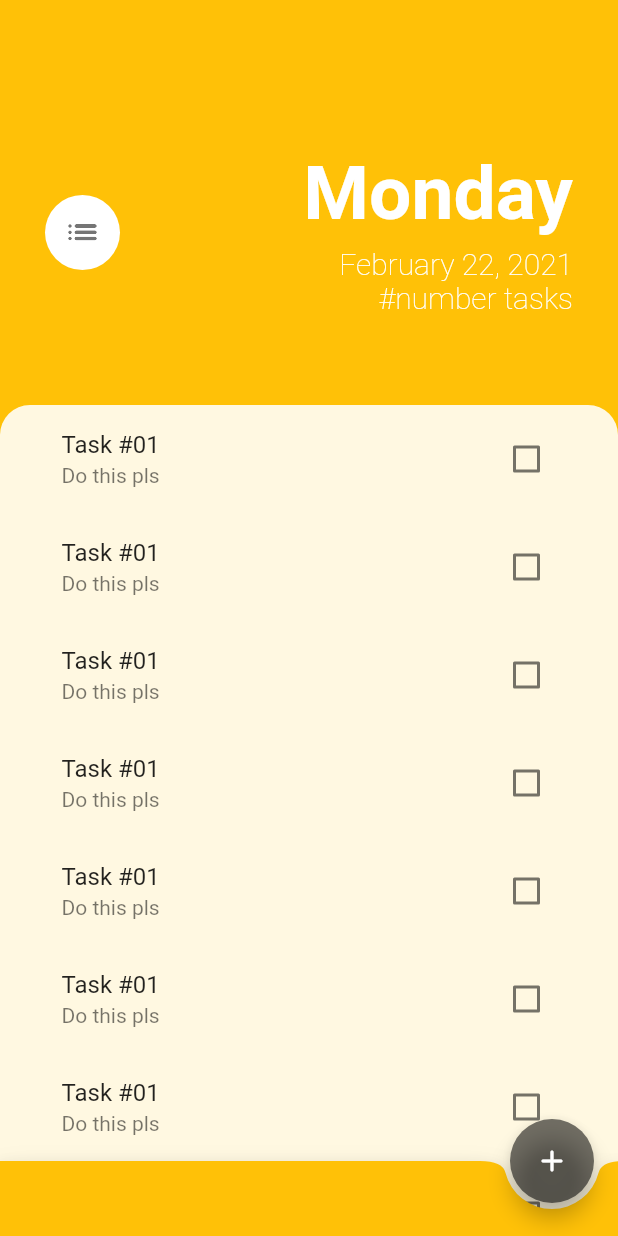
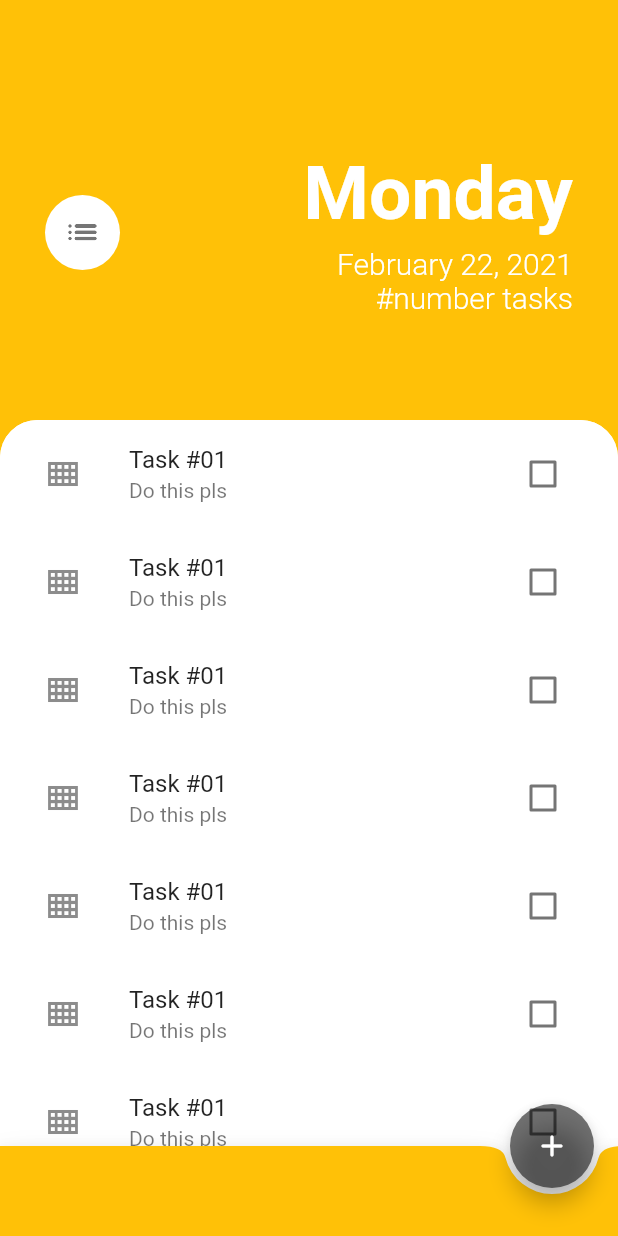
Before and after one commit to nox-machina/flutter_labs_tasks, a Flutter app: the screen it shows after launch, on a phone screen of 412 x 824 dp. Run offline on Flutter 3.47's test engine with Material 2 defaults, Android fonts, the phone set to English and light mode, and no system bars.

Commit message:
layout clipping bug fixes

```diff
--- a/lib/main.dart
+++ b/lib/main.dart
@@ -9,7 +9,6 @@ class MyApp extends StatelessWidget {
   @override
   Widget build(BuildContext context) {
     return MaterialApp(
-      // theme: ThemeData.dark(),
       home: TasksScreen(),
     );
   }
--- a/lib/screens/task_screen.dart
+++ b/lib/screens/task_screen.dart
@@ -48,14 +48,14 @@ class TasksScreen extends StatelessWidget {
                             style: TextStyle(
                                 color: Colors.white,
                                 fontSize: 20,
-                                fontWeight: FontWeight.w200),
+                                fontWeight: FontWeight.w300),
                           ),
                           Text(
                             "#number tasks",
                             style: TextStyle(
                                 color: Colors.white,
                                 fontSize: 20,
-                                fontWeight: FontWeight.w200),
+                                fontWeight: FontWeight.w300),
                           ),
                         ],
                       ),
@@ -67,13 +67,13 @@ class TasksScreen extends StatelessWidget {
           ),
           Expanded(
             child: Container(
-                padding: EdgeInsets.fromLTRB(25, 0, 25, 0),
-                // height: MediaQuery.of(context).size.height * 0.5,
+                clipBehavior: Clip.antiAlias,
+                margin: EdgeInsets.only(top: 10),
                 decoration: BoxDecoration(
-                    color: Colors.amber[50],
+                    color: Colors.white,
                     borderRadius: BorderRadius.only(
-                        topLeft: Radius.circular(20),
-                        topRight: Radius.circular(20))),
+                        topLeft: Radius.circular(25),
+                        topRight: Radius.circular(25))),
                 child: TasksList()),
           )
         ],
@@ -82,8 +82,7 @@ class TasksScreen extends StatelessWidget {
         shape: CircularNotchedRectangle(),
         color: Colors.amber,
         child: Container(
-          height: 50,
-          //child:
+          height: 60,
         ),
       ),
       floatingActionButton: FloatingActionButton(
--- a/lib/widgets/task_tile.dart
+++ b/lib/widgets/task_tile.dart
@@ -17,12 +17,21 @@ class _TaskTileState extends State<TaskTile> {
   @override
   Widget build(BuildContext context) {
     return CheckboxListTile(
-      title: Text("Task #01"),
+      contentPadding: EdgeInsets.fromLTRB(30, 0, 30, 0),
+      title: Text(
+        "Task #01",
+        style: TextStyle(
+            decoration: isChecked ? TextDecoration.lineThrough : null),
+      ),
       subtitle: Text("Do this pls"),
       value: isChecked,
       onChanged: (val) {
         toggleCheckState(val);
       },
+      secondary: Padding(
+        child: Icon(Icons.view_compact_outlined),
+        padding: EdgeInsets.fromLTRB(0, 10, 0, 10),
+      ),
       activeColor: Colors.amber,
     );
   }
--- a/lib/widgets/tasks_list.dart
+++ b/lib/widgets/tasks_list.dart
@@ -5,11 +5,13 @@ class TasksList extends StatelessWidget {
   @override
   Widget build(BuildContext context) {
     return Material(
-      color: Colors.amber[50],
+      color: Colors.white,
       child: InkWell(
         onTap: () {},
         splashColor: Colors.blue,
-        //example
+        // wrapping in MediaQuery.removePadding to enforce custom listView padding values
+        child: MediaQuery.removePadding(
+          context: context,
           child: ListView(
             children: [
               TaskTile(),
@@ -27,6 +29,8 @@ class TasksList extends StatelessWidget {
               TaskTile()
             ],
           ),
+          removeTop: true,
+        ),
       ),
     );
   }
```
Lines whose indentation alone changed are shown as unchanged.
